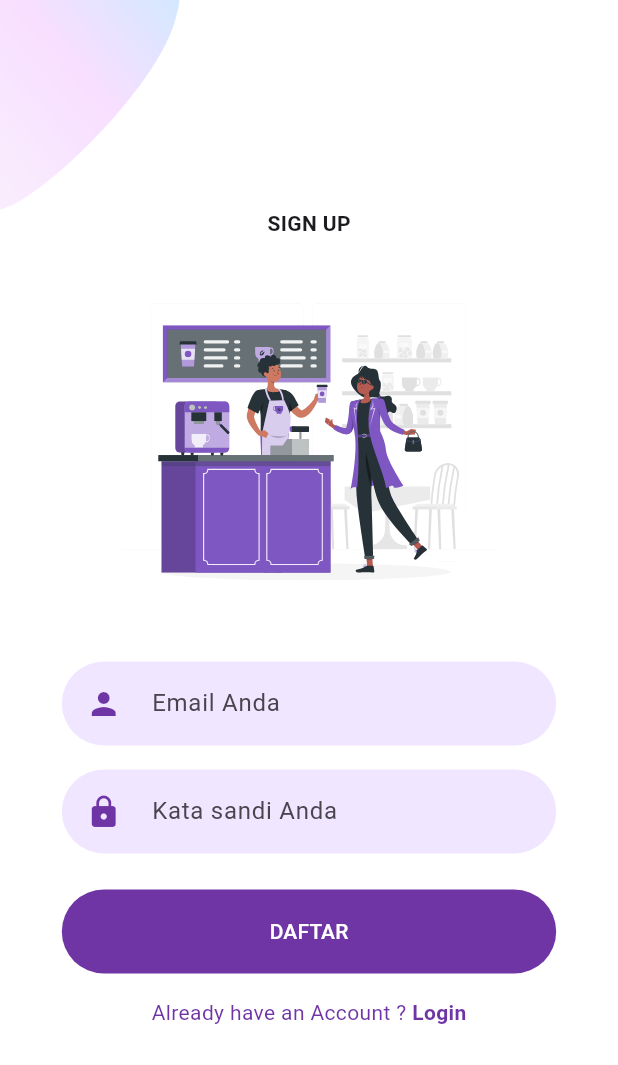
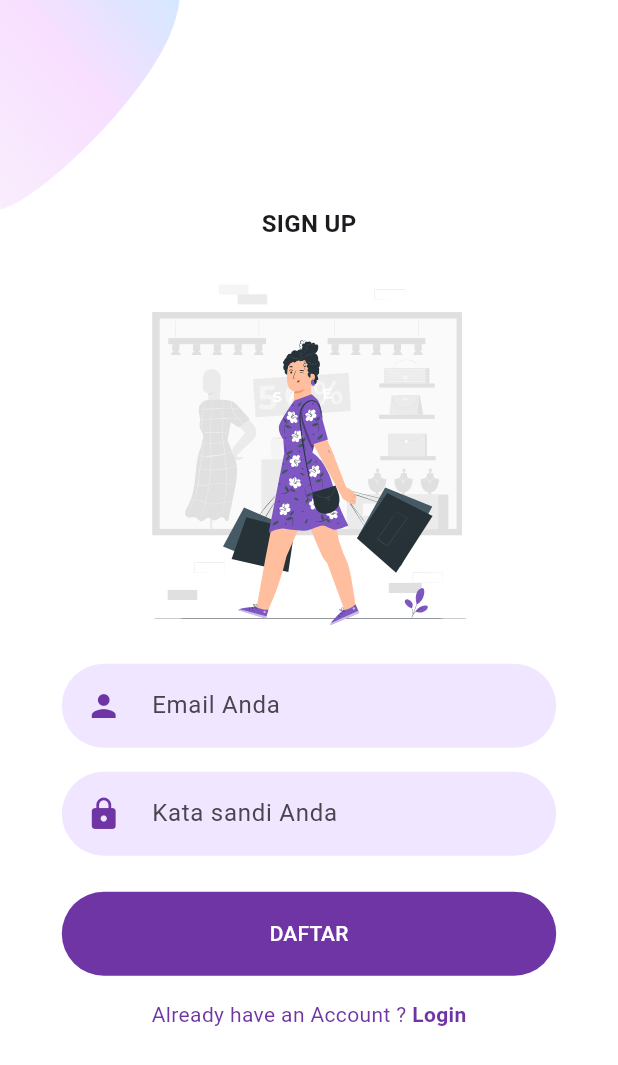
Before and after one commit to Wibiemahardhika22/MIKTI-FinalProject, a Flutter app: the screen it shows after launch, after a tap on "SIGN UP", on a phone screen of 412 x 824 dp. Shown: the top 1065 px of the screen. Run offline on Flutter 3.47's test engine with Material 3 defaults, Android fonts, the phone set to English and light mode, and no system bars; our stand-ins replace animated_splash_screen, carousel_slider, dio, firebase_auth, firebase_core, flutter_svg and 2 more; accounts and stored records are empty; generated files the repository leaves out were written again; network calls fail.

Commit message:
feat: Ganti gambar pada halaman welcome, login, dan register

```diff
--- a/lib/final_project/ui/auth/Screens/Login/components/login_screen_top_image.dart
+++ b/lib/final_project/ui/auth/Screens/Login/components/login_screen_top_image.dart
@@ -14,7 +14,7 @@ class LoginScreenTopImage extends StatelessWidget {
       children: [
         const Text(
           "LOGIN",
-          style: TextStyle(fontWeight: FontWeight.bold),
+          style: TextStyle(fontWeight: FontWeight.bold, fontSize: 16),
         ),
         const SizedBox(height: defaultPadding * 2),
         Row(
@@ -23,7 +23,7 @@ class LoginScreenTopImage extends StatelessWidget {
             Expanded(
               flex: 8,
               child: SvgPicture.asset(
-                "assets/icons/coffee_shop_login.svg",
+                "assets/icons/login2.svg",
                 height: 250,
                 width: 250,
               ),
--- a/lib/final_project/ui/auth/Screens/Signup/components/sign_up_top_image.dart
+++ b/lib/final_project/ui/auth/Screens/Signup/components/sign_up_top_image.dart
@@ -14,7 +14,7 @@ class SignUpScreenTopImage extends StatelessWidget {
       children: [
         Text(
           "Sign Up".toUpperCase(),
-          style: const TextStyle(fontWeight: FontWeight.bold),
+          style: const TextStyle(fontWeight: FontWeight.bold, fontSize: 16),
         ),
         const SizedBox(height: defaultPadding),
         Row(
@@ -23,7 +23,7 @@ class SignUpScreenTopImage extends StatelessWidget {
             Expanded(
               flex: 8,
               child: SvgPicture.asset(
-                "assets/icons/coffee_shop_regist.svg",
+                "assets/icons/register.svg",
                 width: 250,
                 height: 250,
               ),
--- a/lib/final_project/ui/auth/Screens/Welcome/components/welcome_image.dart
+++ b/lib/final_project/ui/auth/Screens/Welcome/components/welcome_image.dart
@@ -13,8 +13,8 @@ class WelcomeImage extends StatelessWidget {
     return Column(
       children: [
         const Text(
-          "JB Store",
-          style: TextStyle(fontWeight: FontWeight.bold),
+          "JB STORE",
+          style: TextStyle(fontWeight: FontWeight.bold, fontSize: 16),
         ),
         const SizedBox(height: defaultPadding * 2),
         Row(
@@ -23,7 +23,7 @@ class WelcomeImage extends StatelessWidget {
             Expanded(
               flex: 8,
               child: SvgPicture.asset(
-                "assets/icons/onboarding.svg",
+                "assets/icons/wellcome.svg",
                 height: 250,
                 width: 250,
               ),
```
Also changed, not shown: assets/icons/login2.svg (added), assets/icons/register.svg (added), assets/icons/wellcome.svg (added), pubspec.lock.
